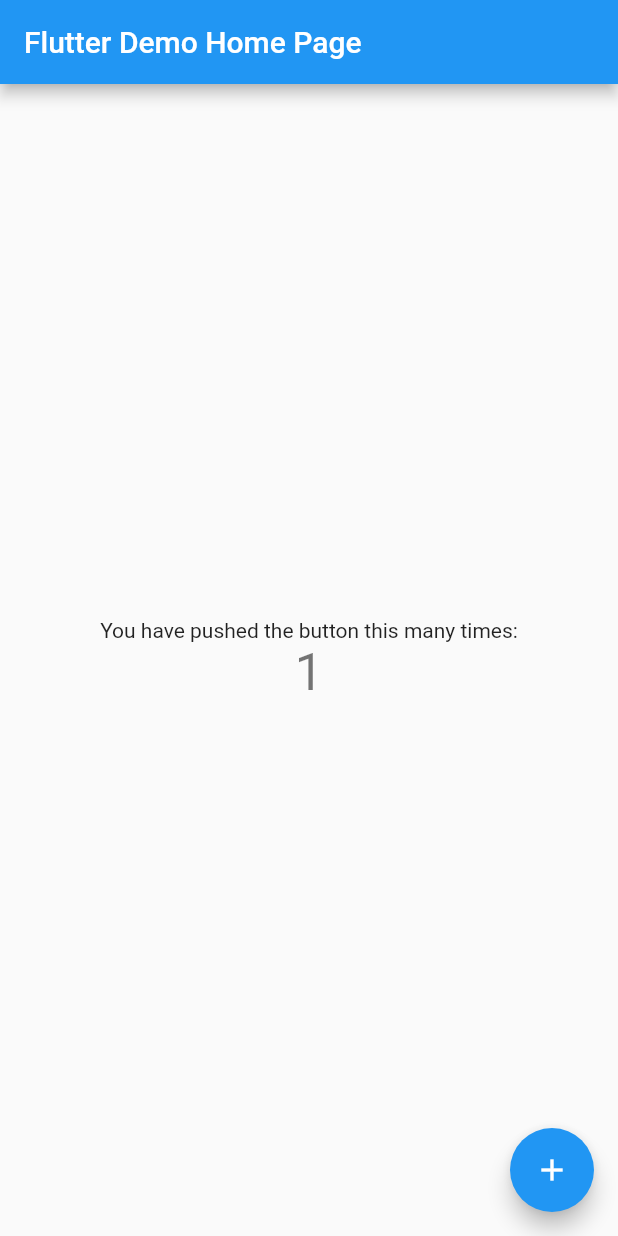
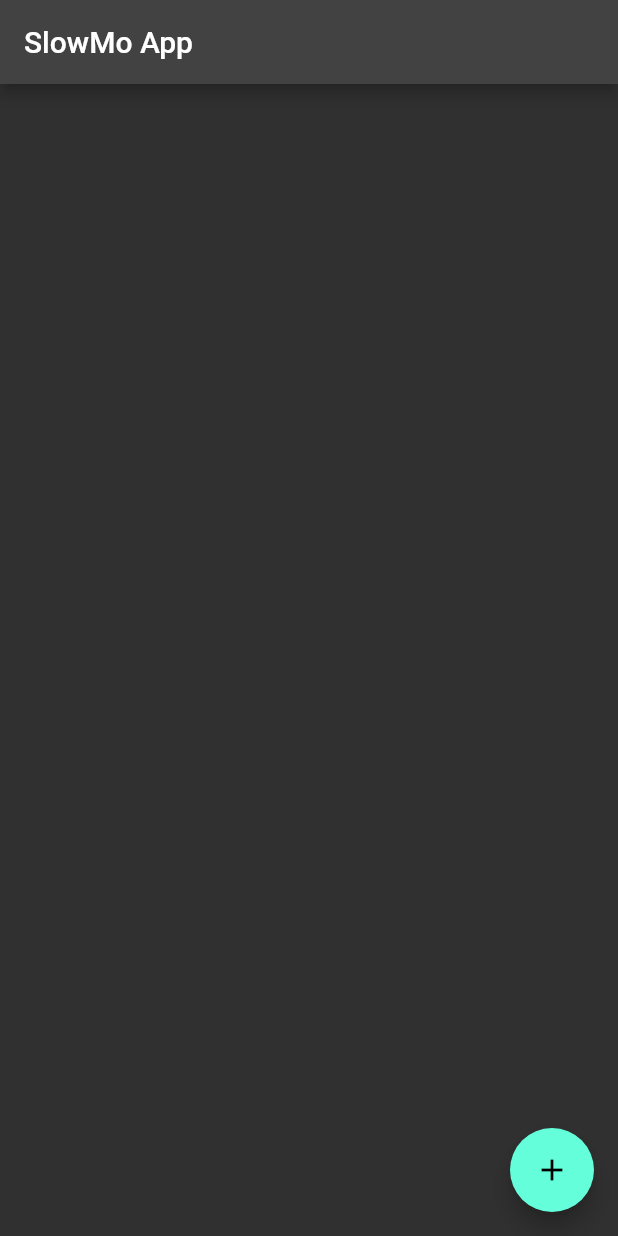
Before and after one commit to xa1on/slowmoapp, a Flutter app: the screen it shows after launch, after a tap on the "add" icon, on a phone screen of 412 x 824 dp. Run offline on Flutter 3.47's test engine with Material 2 defaults, Android fonts, the light colour scheme and no system bars.

Commit message:
Basic color scheming and setup

```diff
--- a/lib/main.dart
+++ b/lib/main.dart
@@ -6,108 +6,34 @@
 
 class MyApp extends StatelessWidget {
   const MyApp({super.key});
-
-  // This widget is the root of your application.
   @override
   Widget build(BuildContext context) {
     return MaterialApp(
-      title: 'Flutter Demo',
-      theme: ThemeData(
-        // This is the theme of your application.
-        //
-        // Try running your application with "flutter run". You'll see the
-        // application has a blue toolbar. Then, without quitting the app, try
-        // changing the primarySwatch below to Colors.green and then invoke
-        // "hot reload" (press "r" in the console where you ran "flutter run",
-        // or simply save your changes to "hot reload" in a Flutter IDE).
-        // Notice that the counter didn't reset back to zero; the application
-        // is not restarted.
-        primarySwatch: Colors.blue,
-      ),
-      home: const MyHomePage(title: 'Flutter Demo Home Page'),
+      title: 'SlowMo App',
+      theme: ThemeData.dark(),
+      home: const MyHomePage(title: 'SlowMo App'),
     );
   }
 }
 
 class MyHomePage extends StatefulWidget {
   const MyHomePage({super.key, required this.title});
-
-  // This widget is the home page of your application. It is stateful, meaning
-  // that it has a State object (defined below) that contains fields that affect
-  // how it looks.
-
-  // This class is the configuration for the state. It holds the values (in this
-  // case the title) provided by the parent (in this case the App widget) and
-  // used by the build method of the State. Fields in a Widget subclass are
-  // always marked "final".
-
   final String title;
-
   @override
   State<MyHomePage> createState() => _MyHomePageState();
 }
 
 class _MyHomePageState extends State<MyHomePage> {
-  int _counter = 0;
-
-  void _incrementCounter() {
-    setState(() {
-      // This call to setState tells the Flutter framework that something has
-      // changed in this State, which causes it to rerun the build method below
-      // so that the display can reflect the updated values. If we changed
-      // _counter without calling setState(), then the build method would not be
-      // called again, and so nothing would appear to happen.
-      _counter++;
-    });
-  }
-
+  void _action() {}
   @override
   Widget build(BuildContext context) {
-    // This method is rerun every time setState is called, for instance as done
-    // by the _incrementCounter method above.
-    //
-    // The Flutter framework has been optimized to make rerunning build methods
-    // fast, so that you can just rebuild anything that needs updating rather
-    // than having to individually change instances of widgets.
     return Scaffold(
       appBar: AppBar(
-        // Here we take the value from the MyHomePage object that was created by
-        // the App.build method, and use it to set our appbar title.
         title: Text(widget.title),
       ),
-      body: Center(
-        // Center is a layout widget. It takes a single child and positions it
-        // in the middle of the parent.
-        child: Column(
-          // Column is also a layout widget. It takes a list of children and
-          // arranges them vertically. By default, it sizes itself to fit its
-          // children horizontally, and tries to be as tall as its parent.
-          //
-          // Invoke "debug painting" (press "p" in the console, choose the
-          // "Toggle Debug Paint" action from the Flutter Inspector in Android
-          // Studio, or the "Toggle Debug Paint" command in Visual Studio Code)
-          // to see the wireframe for each widget.
-          //
-          // Column has various properties to control how it sizes itself and
-          // how it positions its children. Here we use mainAxisAlignment to
-          // center the children vertically; the main axis here is the vertical
-          // axis because Columns are vertical (the cross axis would be
-          // horizontal).
-          mainAxisAlignment: MainAxisAlignment.center,
-          children: <Widget>[
-            const Text(
-              'You have pushed the button this many times:',
-            ),
-            Text(
-              '$_counter',
-              style: Theme.of(context).textTheme.headlineMedium,
-            ),
-          ],
-        ),
-      ),
       floatingActionButton: FloatingActionButton(
-        onPressed: _incrementCounter,
-        tooltip: 'Increment',
+        onPressed: _action,
+        tooltip: 'Add',
         child: const Icon(Icons.add),
       ), // This trailing comma makes auto-formatting nicer for build methods.
     );
```
Also changed, not shown: lib/colors.dart (added).
